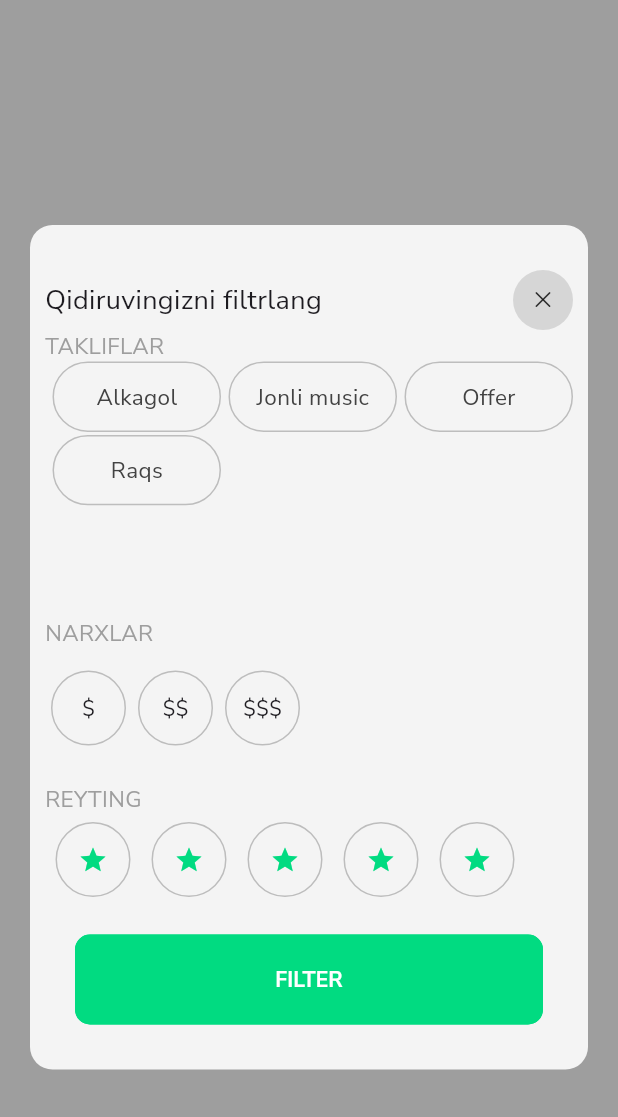
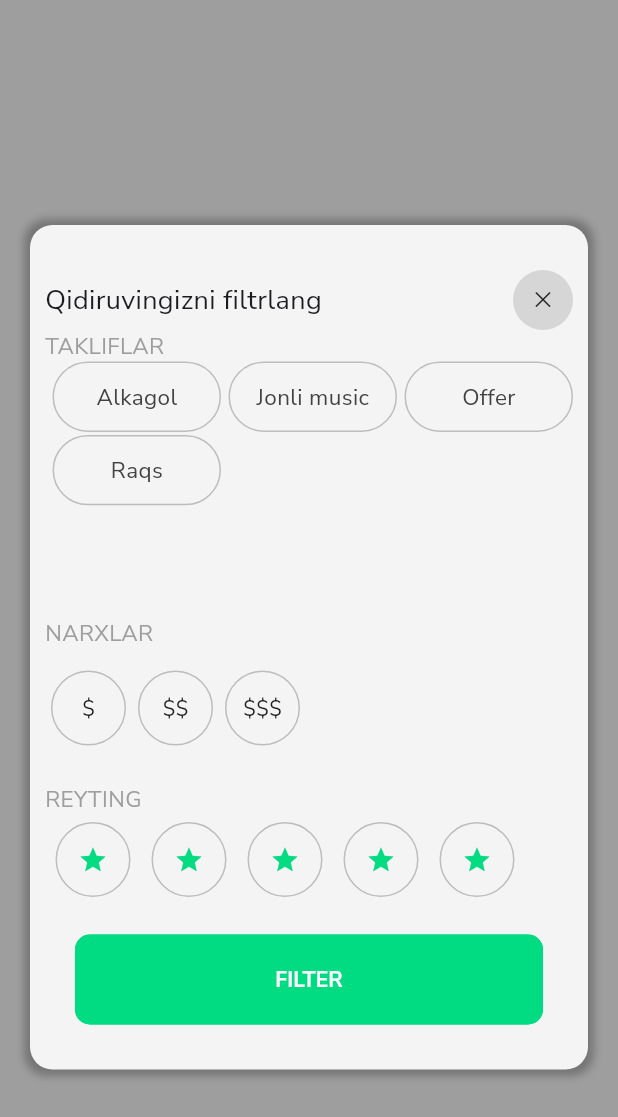
Before and after one commit to ozodbek2007/ChoyxonaApp, a Flutter app: the FilterScreen screen opened directly, on a phone screen of 412 x 824 dp. Shown: the top 1117 px of the screen. Run offline on Flutter 3.47's test engine with Material 3 defaults, Android fonts, the phone set to English and light mode, and no system bars; our stand-ins replace gap, google_fonts, lottie, mask_text_input_formatter.

Commit message:
Location changed

```diff
--- a/lib/choyxona_app/presentation/screens/main_page.dart
+++ b/lib/choyxona_app/presentation/screens/main_page.dart
@@ -49,7 +49,7 @@ class _MainPageState extends State<MainPage> {
                     label: ''),
                 BottomNavigationBarItem(
                     backgroundColor: Colors.black,
-                    icon: Icon(CupertinoIcons.location_solid,color: _selectedIndex == 1 ? Colors.white : Colors.grey),
+                    icon: Icon(Icons.location_on_rounded,color: _selectedIndex == 1 ? Colors.white : Colors.grey),
                     label: ''),
                 BottomNavigationBarItem(
                     backgroundColor: Colors.black,
--- a/lib/choyxona_app/presentation/screens/single_screens/filter_screen.dart
+++ b/lib/choyxona_app/presentation/screens/single_screens/filter_screen.dart
@@ -24,6 +24,13 @@ class _FilterScreenState extends State<FilterScreen> {
         padding: const EdgeInsets.only(left: 20, right: 20, top: 150),
         child: Container(
           decoration: BoxDecoration(
+            boxShadow: [
+              BoxShadow(
+                spreadRadius: 4,
+                blurRadius: 4,
+                color: Colors.black26
+              )
+            ],
               color: Theme.of(context).primaryColor,
               borderRadius: BorderRadius.circular(15)),
           padding: EdgeInsets.symmetric(horizontal: 10, vertical: 30),
--- a/lib/choyxona_app/presentation/screens/tab_bar_screens/detail_screens_and_tabs/buoght_table.dart
+++ b/lib/choyxona_app/presentation/screens/tab_bar_screens/detail_screens_and_tabs/buoght_table.dart
@@ -61,7 +61,7 @@ class _BoughtTableState extends State<BoughtTable> {
                     label: ''),
                 BottomNavigationBarItem(
                     backgroundColor: Colors.black,
-                    icon: Icon(CupertinoIcons.location_solid,color: _selectedIndex == 1 ? Colors.white : Colors.grey),
+                    icon: Icon(Icons.location_on_rounded,color: _selectedIndex == 1 ? Colors.white : Colors.grey),
                     label: ''),
                 BottomNavigationBarItem(
                     backgroundColor: Colors.black,
--- a/lib/choyxona_app/presentation/screens/tab_bar_screens/detail_screens_and_tabs/buying_place.dart
+++ b/lib/choyxona_app/presentation/screens/tab_bar_screens/detail_screens_and_tabs/buying_place.dart
@@ -68,7 +68,7 @@ class _BuyingPlaceState extends State<BuyingPlace> {
                     label: ''),
                 BottomNavigationBarItem(
                     backgroundColor: Colors.black,
-                    icon: Icon(CupertinoIcons.location_solid,color: _selectedIndex == 1 ? Colors.white : Colors.grey),
+                    icon: Icon(Icons.location_on_rounded,color: _selectedIndex == 1 ? Colors.white : Colors.grey),
                     label: ''),
                 BottomNavigationBarItem(
                     backgroundColor: Colors.black,
--- a/lib/choyxona_app/presentation/screens/tab_bar_screens/detail_screens_and_tabs/buying_table.dart
+++ b/lib/choyxona_app/presentation/screens/tab_bar_screens/detail_screens_and_tabs/buying_table.dart
@@ -59,7 +59,7 @@ class _BuyingTableState extends State<BuyingTable> {
                   label: ''),
               BottomNavigationBarItem(
                   backgroundColor: Colors.black,
-                  icon: Icon(CupertinoIcons.location_solid,color: _selectedIndex == 1 ? Colors.white : Colors.grey),
+                  icon: Icon(Icons.location_on_rounded,color: _selectedIndex == 1 ? Colors.white : Colors.grey),
                   label: ''),
               BottomNavigationBarItem(
                   backgroundColor: Colors.black,
--- a/lib/choyxona_app/presentation/screens/tab_bar_screens/detail_screens_and_tabs/detail_screen.dart
+++ b/lib/choyxona_app/presentation/screens/tab_bar_screens/detail_screens_and_tabs/detail_screen.dart
@@ -66,7 +66,7 @@ class _DetailScreenState extends State<DetailScreen> {
                       label: ''),
                   BottomNavigationBarItem(
                       backgroundColor: Colors.black,
-                      icon: Icon(CupertinoIcons.location_solid,
+                      icon: Icon(Icons.location_on_rounded,
                           color:
                               _selectedIndex == 1 ? Colors.white : Colors.grey),
                       label: ''),
```
